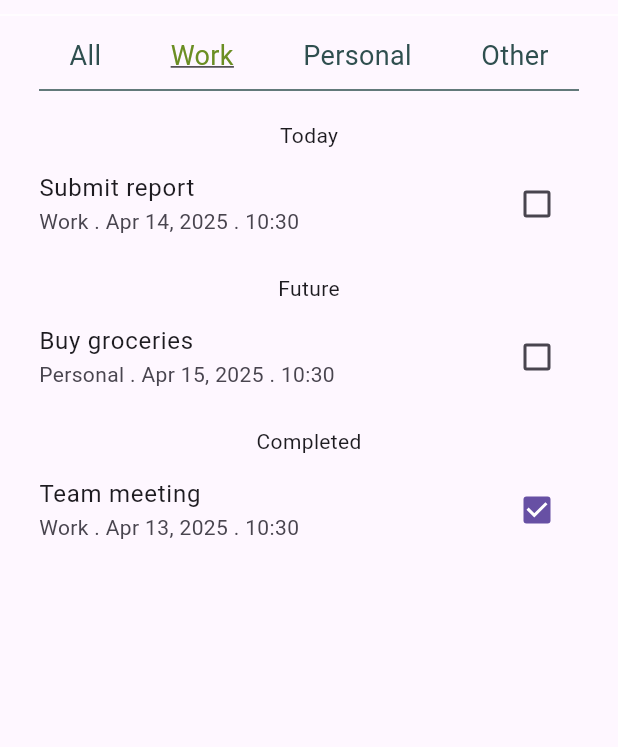
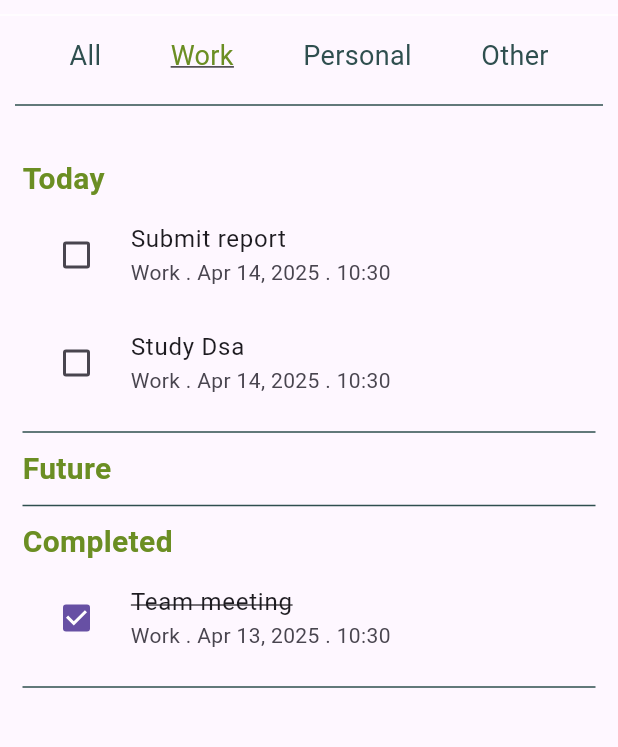
Before and after one commit to MD-DILDAR-MANDAL/task_yoda, a Flutter app: the screen it shows after launch, after a tap on "Work", on a phone screen of 412 x 824 dp, the part 84-831 px from its top. Run offline on Flutter 3.47's test engine with Material 3 defaults, Android fonts, the light colour scheme and no system bars; our stand-ins replace hive, hive_flutter; missing offline and left inert: dart:ffi; accounts and stored records are empty.

Commit message:
front screen done

```diff
--- a/lib/views/front_screen.dart
+++ b/lib/views/front_screen.dart
@@ -102,11 +102,13 @@ class __buildTaskTypeState extends State<_buildTaskType> {
           }),
         ),
 
-        SizedBox(
-          width: 360,
-          child: Divider(
-            color: Color(0xFF2F4F4F),
-            height: 20,
+        Padding(
+          padding: const EdgeInsets.all(10.0),
+          child: SizedBox(
+            child: Divider(
+              color: Color(0xFF2F4F4F),
+              height: 20,
+            ),
           ),
         ),
 
--- a/lib/views/task_list.dart
+++ b/lib/views/task_list.dart
@@ -1,19 +1,32 @@
+import 'dart:ffi';
+
 import 'package:flutter/material.dart';
 import '../models/task.dart';
 import 'package:hive/hive.dart';
 import 'package:intl/intl.dart';
 
-class buildTaskList extends StatelessWidget {
+class buildTaskList extends StatefulWidget {
   const buildTaskList({required this.ind, super.key});
   final int ind;
 
+  @override
+  State<buildTaskList> createState() => _buildTaskListState();
+}
+
+class _buildTaskListState extends State<buildTaskList> {
   @override
   Widget build(BuildContext context) {
     //getting refererence to an already opened Box
     final Box <Task> taskBox = Hive.box('my_task_box');
     final now = DateTime.now();
     final today = DateUtils.dateOnly(now);
-
+    final String type = switch(widget.ind){
+      1 => 'Work',
+      2 => 'Personal',
+      3 => 'Other',
+      _ => 'All',
+    };
+    //taskBox.clear();
     if (taskBox.isEmpty) {
     taskBox.addAll([
       Task(
@@ -34,39 +47,70 @@ class buildTaskList extends StatelessWidget {
         dateTime: DateTime.now().subtract(Duration(days: 1)),
         isDone: true,
       ),
+      Task(
+        category: 'Work',
+        name: 'Study Dsa',
+        dateTime: DateTime.now(),
+        isDone: false,
+      ),
+      Task(
+        category: 'Personal',
+        name: 'Buy surf',
+        dateTime: DateTime.now(),
+        isDone: false,
+      ),
+      Task(
+        category: 'Other',
+        name: 'Riding',
+        dateTime: DateTime.now().add(Duration(days: 2)),
+        isDone: true,
+      ),
     ]);
     }
 
     final tasks = taskBox.values.toList();
 
     final todayTasks = tasks
-    .where((t) => !t.isDone
-    && DateUtils.dateOnly(t.dateTime)==today).toList();
+    .where((t) => (t.category==type||type == 'All') && !t.isDone
+    && ((DateUtils.dateOnly(t.dateTime)==today)||(DateUtils.dateOnly(t.dateTime).isBefore(today)))).toList();
 
     final futureTasks = tasks
-    .where((t) => !t.isDone
+    .where((t) => (t.category==type||type == 'All') && !t.isDone
     && DateUtils.dateOnly(t.dateTime).isAfter(today)).toList();
 
-    final completedTasks = tasks.where((t)=>t.isDone).toList();
+    final completedTasks = tasks.where((t)=>
+    (t.category==type||type == 'All') && t.isDone).toList();
 
     return Padding(
-      padding: const EdgeInsets.all(10.0),
+      padding: const EdgeInsets.all(15.0),
       child: Column(
+        mainAxisAlignment: MainAxisAlignment.spaceEvenly,
         children: [
-
-          Text('Today'),
-          _buildList(todayTasks),
-
-          SizedBox(height: 10,),
-          Text('Future'),
-          _buildList(futureTasks),
-
-          SizedBox(height: 10,),
-          Text('Completed'),
-          _buildList(completedTasks),
-
+          _buildTile('Today', todayTasks),
+          _buildTile('Future', futureTasks),
+          _buildTile('Completed', completedTasks)
         ],
       ),
+    );
+  }
+
+  Widget _buildTile(String title, List<Task>tasks){
+    return Column(
+      crossAxisAlignment: CrossAxisAlignment.start,
+      children:[
+            Text(title,
+              style:TextStyle(
+                fontSize: 20,
+                fontWeight: FontWeight.bold,
+                color: Color(0xFF6B8E23),
+              ),
+            ),
+            _buildList(tasks),
+            Divider(
+              color: Color(0xFF2F4F4F),
+              height: 20,
+            ),
+      ],
     );
   }
 
@@ -83,16 +127,55 @@ class buildTaskList extends StatelessWidget {
         final formattedTime =
         DateFormat.Hm().format(task.dateTime);
 
-        return CheckboxListTile(
-          value: task.isDone,
-          onChanged: (val){
-            task.isDone = val?? false;
-            task.save();
-          },
-          title: Text(task.name),
-          subtitle: Text('${task.category} . $formattedDate . $formattedTime'),
+        return checkData(
+          task: task,
+          formattedDate: formattedDate,
+          formattedTime: formattedTime,
+          onChanged: ()=>setState(() { }),
         );
       },
     );
   }
 }
+
+class checkData extends StatefulWidget {
+  const checkData({
+    super.key,
+    required this.task,
+    required this.formattedDate,
+    required this.formattedTime,
+    required this.onChanged,
+  });
+
+  final Task task;
+  final String formattedDate;
+  final String formattedTime;
+  final VoidCallback onChanged;
+
+  @override
+  State<checkData> createState() => _checkDataState();
+}
+
+class _checkDataState extends State<checkData> {
+  @override
+  Widget build(BuildContext context) {
+    return CheckboxListTile(
+      value: widget.task.isDone,
+      onChanged: (val){
+        setState(() {
+          widget.task.isDone = val?? false;
+          widget.task.save();
+        });
+        widget.onChanged();
+      },
+      controlAffinity: ListTileControlAffinity.leading,
+      title: Text(widget.task.name,
+      style: TextStyle(
+        decoration: widget.task.isDone
+        ?TextDecoration.lineThrough:TextDecoration.none,
+        ),
+      ),
+      subtitle: Text('${widget.task.category} . ${widget.formattedDate} . ${widget.formattedTime}'),
+    );
+  }
+}
```
